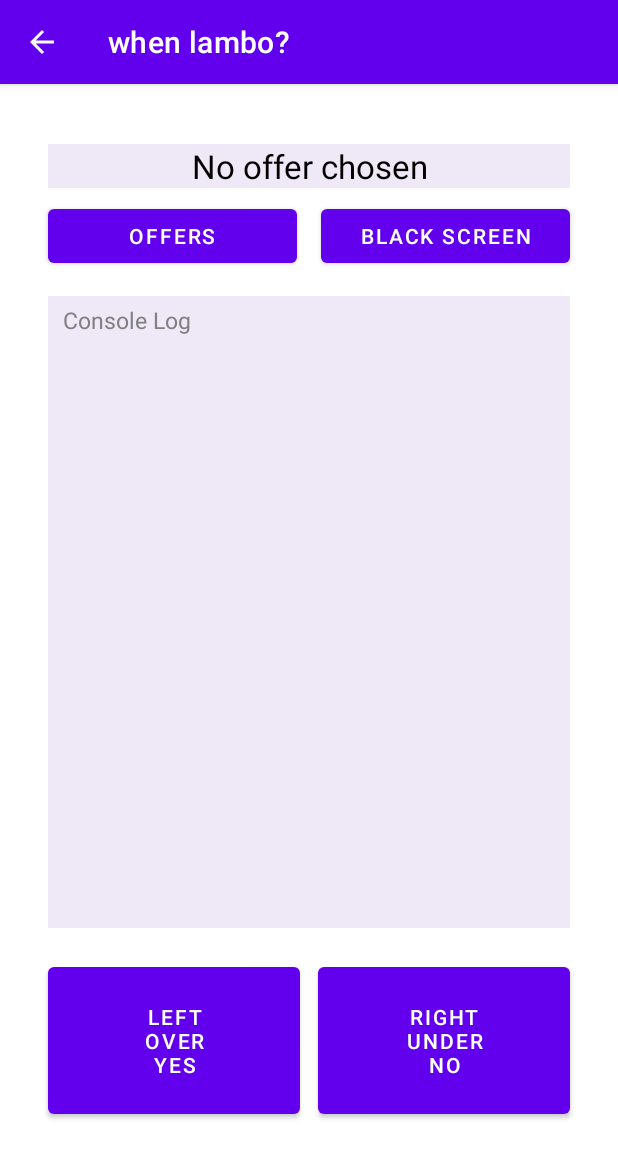
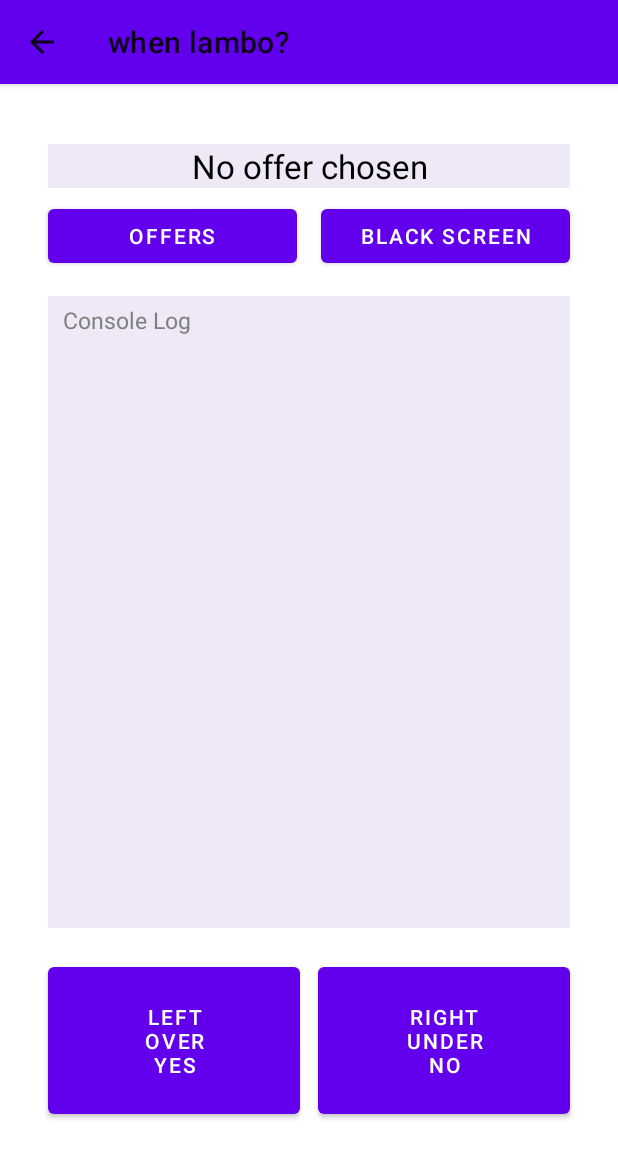
Before and after one commit to RisticDjordje/betting-bot-client-server, an Android app: the SecondActivity screen opened directly, with no data from a screen before it, on a phone screen of 412 x 824 dp. Shown: the top 1158 px of the screen. Run offline under Robolectric (Android 15) with nearby library versions, the phone set to English and light mode, and no system bars; 5 statements that could not run were skipped.

Commit message:
Fixed themes, removed dark theme and other minor cosmetics

```diff
--- a/EZMoneyBettingApp/app/src/main/AndroidManifest.xml
+++ b/EZMoneyBettingApp/app/src/main/AndroidManifest.xml
@@ -21,12 +21,14 @@
             android:exported="false"
             android:label="when lambo?"
             android:parentActivityName=".MainActivity"
-            android:screenOrientation="portrait"/>
+            android:screenOrientation="portrait"
+            tools:ignore="LockedOrientationActivity" />
         <activity
             android:name=".MainActivity"
             android:exported="true"
             android:label="when lambo?"
-            android:screenOrientation="portrait">
+            android:screenOrientation="portrait"
+            tools:ignore="LockedOrientationActivity">
             <intent-filter>
                 <action android:name="android.intent.action.MAIN" />
 
--- a/EZMoneyBettingApp/app/src/main/java/com/example/ezmoneybettingapp/MatchesDialogFragment.kt
+++ b/EZMoneyBettingApp/app/src/main/java/com/example/ezmoneybettingapp/MatchesDialogFragment.kt
@@ -29,7 +29,7 @@ class MatchesDialogFragment(
         savedInstanceState: Bundle?
     ): View {
 
-        val rootView: View = inflater.inflate(R.layout.offers_dialog_fragment, container, false)
+        val rootView: View = inflater.inflate(R.layout.dialog_fragment_with_recycler_view, container, false)
 
         val offersAdapter = OffersAdapter(matchNames)
         val offersList = rootView.findViewById<RecyclerView>(R.id.offersList)
--- a/EZMoneyBettingApp/app/src/main/java/com/example/ezmoneybettingapp/OffersDialogFragment.kt
+++ b/EZMoneyBettingApp/app/src/main/java/com/example/ezmoneybettingapp/OffersDialogFragment.kt
@@ -30,7 +30,7 @@ class OffersDialogFragment(
         savedInstanceState: Bundle?
     ): View {
 
-        val rootView: View = inflater.inflate(R.layout.offers_dialog_fragment, container, false)
+        val rootView: View = inflater.inflate(R.layout.dialog_fragment_with_recycler_view, container, false)
 
         val offersAdapter = OffersAdapter(offer_names)
         val offersList = rootView.findViewById<RecyclerView>(R.id.offersList)
--- a/EZMoneyBettingApp/app/src/main/java/com/example/ezmoneybettingapp/SecondActivity.kt
+++ b/EZMoneyBettingApp/app/src/main/java/com/example/ezmoneybettingapp/SecondActivity.kt
@@ -41,7 +41,7 @@ class SecondActivity : AppCompatActivity() {
             if (consoleLog.text.isEmpty()) {
                 consoleLogCounter++
                 consoleLog.append("$consoleLogCounter | CLIENT: Requesting offers from server.")
-            }else{
+            } else {
                 consoleLogCounter++
                 consoleLog.append("\n$consoleLogCounter | CLIENT: Requesting offers from server.")
             }
@@ -81,7 +81,7 @@ class SecondActivity : AppCompatActivity() {
                 runOnUiThread {
                     // Updating the CLIENT console
                     consoleLogCounter++
-                    consoleLog.append("\n$consoleLogCounter | SERVER: Received offer: ${args[0]}.")
+                    consoleLog.append("\n$consoleLogCounter | SERVER: Received offer: ${args[0]}")
                     consoleLog.append("\n------------------------------------------------------")
                     currentOfferTextView.text = args[0].toString()
                 }
--- a/EZMoneyBettingApp/app/src/main/res/layout/activity_main.xml
+++ b/EZMoneyBettingApp/app/src/main/res/layout/activity_main.xml
@@ -4,7 +4,6 @@
     xmlns:tools="http://schemas.android.com/tools"
     android:layout_width="match_parent"
     android:layout_height="match_parent"
-    android:background="#00F44336"
     android:theme="@android:style/Theme.NoTitleBar.Fullscreen"
     tools:context=".MainActivity">
 
--- a/EZMoneyBettingApp/app/src/main/res/layout/activity_second.xml
+++ b/EZMoneyBettingApp/app/src/main/res/layout/activity_second.xml
@@ -4,10 +4,8 @@
     xmlns:tools="http://schemas.android.com/tools"
     android:layout_width="match_parent"
     android:layout_height="match_parent"
-    android:background="#00F44336"
     android:theme="@android:style/Theme.NoTitleBar.Fullscreen"
     tools:context=".SecondActivity">
-
 
     <TextView
         android:id="@+id/currentOfferTextView"
@@ -24,6 +22,33 @@
         app:layout_constraintEnd_toEndOf="parent"
         app:layout_constraintStart_toStartOf="parent"
         app:layout_constraintTop_toTopOf="parent" />
+
+    <Button
+        android:id="@+id/offersBtn"
+        android:layout_width="0dp"
+        android:layout_height="wrap_content"
+        android:layout_marginStart="32dp"
+        android:layout_marginTop="8dp"
+        android:layout_marginEnd="8dp"
+        android:text="offers"
+        app:layout_constraintEnd_toStartOf="@+id/blackScreenBtn"
+        app:layout_constraintHorizontal_bias="0.5"
+        app:layout_constraintHorizontal_chainStyle="spread"
+        app:layout_constraintStart_toStartOf="parent"
+        app:layout_constraintTop_toBottomOf="@+id/currentOfferTextView" />
+
+    <Button
+        android:id="@+id/blackScreenBtn"
+        android:layout_width="0dp"
+        android:layout_height="wrap_content"
+        android:layout_marginStart="8dp"
+        android:layout_marginTop="8dp"
+        android:layout_marginEnd="32dp"
+        android:text="Black Screen"
+        app:layout_constraintEnd_toEndOf="parent"
+        app:layout_constraintHorizontal_bias="0.5"
+        app:layout_constraintStart_toEndOf="@+id/offersBtn"
+        app:layout_constraintTop_toBottomOf="@+id/currentOfferTextView" />
 
     <Button
         android:id="@+id/leftBtn"
@@ -66,7 +91,6 @@
         app:layout_constraintStart_toStartOf="parent"
         app:layout_constraintTop_toBottomOf="@+id/offersBtn">
 
-
         <TextView
             android:id="@+id/consoleLogTextView2nd"
             android:layout_width="wrap_content"
@@ -76,34 +100,8 @@
             android:paddingTop="5dp"
             android:textColor="#000000"
             android:textSize="15sp" />
+
     </ScrollView>
-
-    <Button
-        android:id="@+id/blackScreenBtn"
-        android:layout_width="0dp"
-        android:layout_height="wrap_content"
-        android:layout_marginStart="8dp"
-        android:layout_marginTop="8dp"
-        android:layout_marginEnd="32dp"
-        android:text="Black Screen"
-        app:layout_constraintEnd_toEndOf="parent"
-        app:layout_constraintHorizontal_bias="0.5"
-        app:layout_constraintStart_toEndOf="@+id/offersBtn"
-        app:layout_constraintTop_toBottomOf="@+id/currentOfferTextView" />
-
-    <Button
-        android:id="@+id/offersBtn"
-        android:layout_width="0dp"
-        android:layout_height="wrap_content"
-        android:layout_marginStart="32dp"
-        android:layout_marginTop="8dp"
-        android:layout_marginEnd="8dp"
-        android:text="offers"
-        app:layout_constraintEnd_toStartOf="@+id/blackScreenBtn"
-        app:layout_constraintHorizontal_bias="0.5"
-        app:layout_constraintHorizontal_chainStyle="spread"
-        app:layout_constraintStart_toStartOf="parent"
-        app:layout_constraintTop_toBottomOf="@+id/currentOfferTextView" />
 
 
 </androidx.constraintlayout.widget.ConstraintLayout>
--- a/EZMoneyBettingApp/app/src/main/res/values-night/themes.xml
+++ /dev/null
@@ -1,17 +0,0 @@
-<resources xmlns:tools="http://schemas.android.com/tools">
-    <!-- Base application theme. -->
-    <style name="Theme.EZMoneyBettingApp" parent="Theme.MaterialComponents.DayNight.DarkActionBar">
-        <!-- Primary brand color. -->
-        <item name="colorPrimary">@color/purple_200</item>
-        <item name="colorPrimaryVariant">@color/purple_700</item>
-        <item name="colorOnPrimary">@color/black</item>
-        <!-- Secondary brand color. -->
-        <item name="colorSecondary">@color/teal_200</item>
-        <item name="colorSecondaryVariant">@color/teal_200</item>
-        <item name="colorOnSecondary">@color/black</item>
-        <!-- Status bar color. -->
-        <item name="android:statusBarColor" tools:targetApi="l">?attr/colorPrimaryVariant</item>
-        <!-- Customize your theme here. -->
-        <item name="android:windowFullscreen">true</item>
-    </style>
-</resources>
--- a/EZMoneyBettingApp/app/src/main/res/values/themes.xml
+++ b/EZMoneyBettingApp/app/src/main/res/values/themes.xml
@@ -1,6 +1,6 @@
-<resources xmlns:tools="http://schemas.android.com/tools">
+<resources>
     <!-- Base application theme. -->
-    <style name="Theme.EZMoneyBettingApp" parent="Theme.MaterialComponents.DayNight.DarkActionBar">
+    <style name="Theme.EZMoneyBettingApp" parent="Theme.MaterialComponents.Light">
         <!-- Primary brand color. -->
         <item name="colorPrimary">@color/purple_500</item>
         <item name="colorPrimaryVariant">@color/purple_700</item>
@@ -10,7 +10,7 @@
         <item name="colorSecondaryVariant">@color/teal_700</item>
         <item name="colorOnSecondary">@color/black</item>
         <!-- Status bar color. -->
-        <item name="android:statusBarColor" tools:targetApi="l">?attr/colorPrimaryVariant</item>
+        <item name="android:statusBarColor">?attr/colorPrimaryVariant</item>
         <!-- Customize your theme here. -->
         <item name="android:windowFullscreen">true</item>
     </style>
```
Also changed, not shown: EZMoneyBettingApp/app/src/main/java/com/example/ezmoneybettingapp/MainActivity.kt (+9 -5 lines), EZMoneyBettingApp/app/src/main/res/layout/offers_popup.xml (deleted, +0 -12 lines), EZMoneyBettingApp/app/src/main/res/layout/dialog_fragment_with_recycler_view.xml (renamed from EZMoneyBettingApp/app/src/main/res/layout/offers_dialog_fragment.xml).
